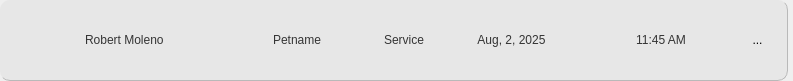
Qt form Desktop_Application/Frontend/ui-files/appointmentCard.ui (DreddVDomasian/Petmate-Desktop-Application) before a commit.
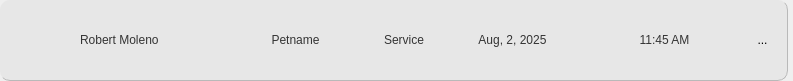
The same form after that commit. Icons and pictures are not drawn.

Commit message: add new message for decline appointment

The edit to the form file:
```diff
--- a/Desktop_Application/Frontend/ui-files/appointmentCard.ui
+++ b/Desktop_Application/Frontend/ui-files/appointmentCard.ui
@@ -70,16 +70,16 @@
        <number>25</number>
       </property>
       <property name="leftMargin">
-       <number>20</number>
+       <number>15</number>
       </property>
       <property name="topMargin">
-       <number>20</number>
+       <number>15</number>
       </property>
       <property name="rightMargin">
-       <number>20</number>
+       <number>15</number>
       </property>
       <property name="bottomMargin">
-       <number>20</number>
+       <number>15</number>
       </property>
       <item>
        <widget class="QLabel" name="profileIcon">
```
The commit also changes 7 other files.
